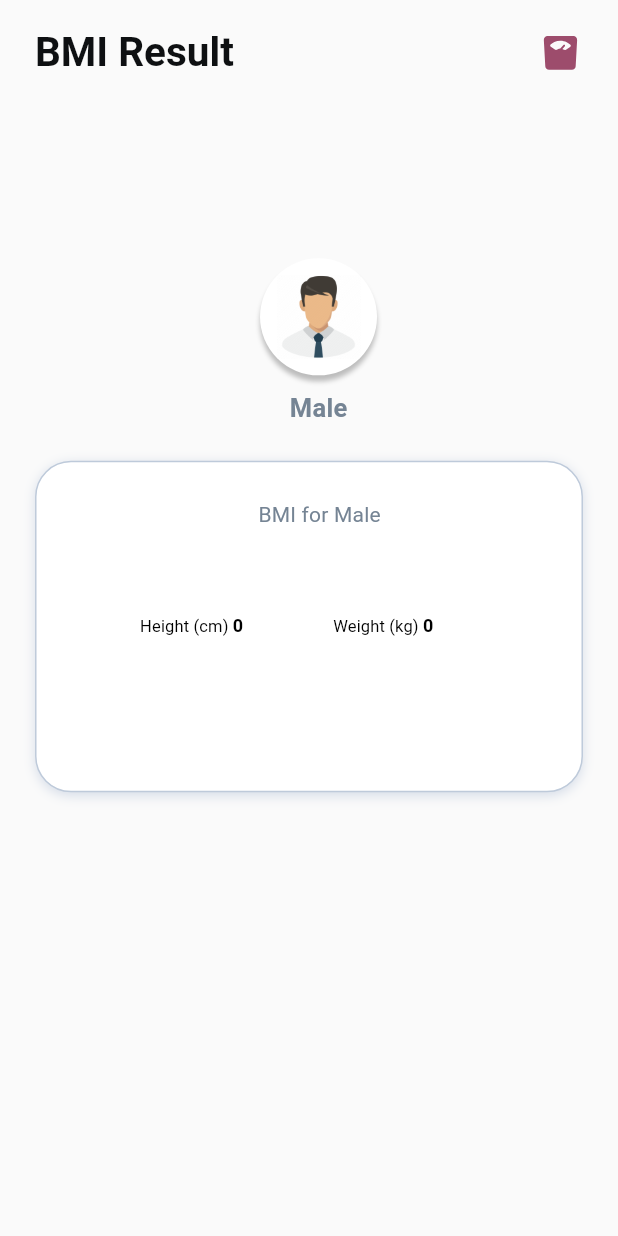
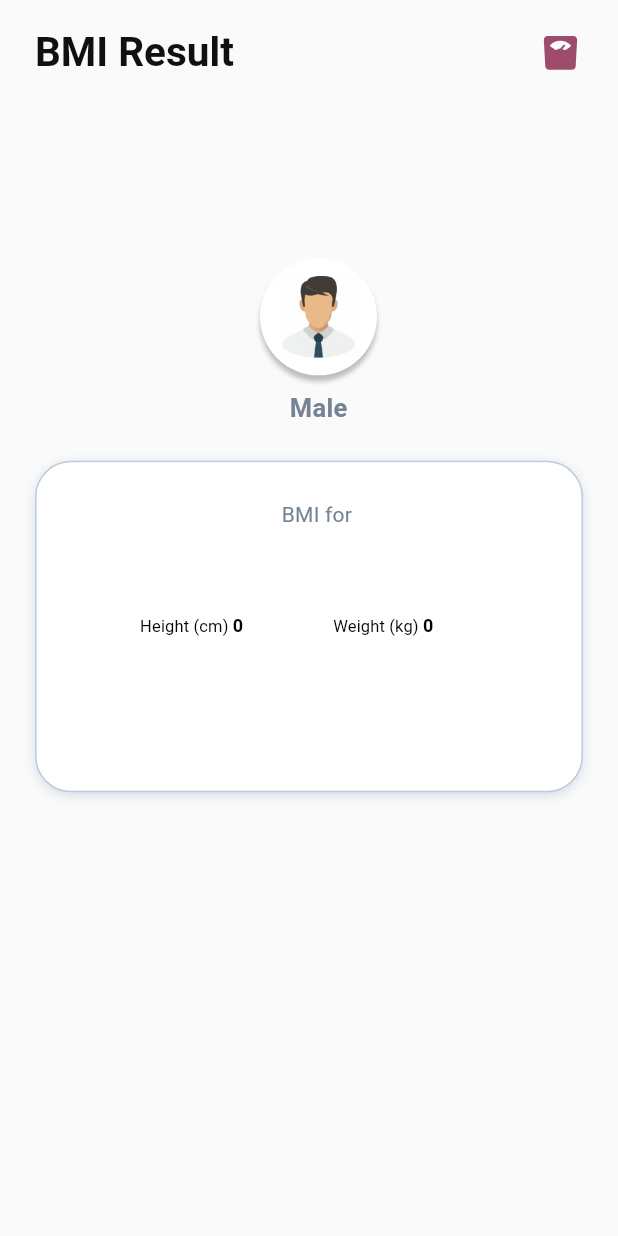
Before and after one commit to faiqhdr/meditopia, a Flutter app: the BmiResult screen opened directly with empty values, on a phone screen of 412 x 824 dp. Run offline on Flutter 3.47's test engine with Material 2 defaults, Android fonts, the light colour scheme and no system bars; our stand-ins replace cloud_firestore, firebase_auth, firebase_core, flutter_svg, google_fonts; accounts and stored records are empty.

Commit message:
result of  bmi fixed for gender

```diff
--- a/lib/pages/bmi/result.dart
+++ b/lib/pages/bmi/result.dart
@@ -12,6 +12,7 @@ class BmiResult extends StatelessWidget {
   final double height;
   final double weight;
   final String interpretation;
+
   const BmiResult({
     Key? key,
     required this.bmi,
@@ -35,12 +36,13 @@ class BmiResult extends StatelessWidget {
             child: Column(
               children: [
                 // Header Area.
-                Header(),
+                const Header(),
                 // Gender Area.
                 Gender(gender: gender),
                 // BMI Status Area.
                 BmiStatus(
                   category: category,
+                  gender: gender,
                   height: height,
                   weight: weight,
                   interpretation: interpretation,
@@ -97,7 +99,7 @@ class Gender extends StatelessWidget {
   @override
   Widget build(BuildContext context) {
     String iconPath =
-        gender == "female" ? AppStyle.femaleIcon : AppStyle.maleIcon;
+        gender == "Female" ? AppStyle.femaleIcon : AppStyle.maleIcon;
 
     return Container(
       margin: const EdgeInsets.only(left: 150, right: 135, top: 94, bottom: 24),
@@ -146,8 +148,8 @@ class Gender extends StatelessWidget {
                         ),
                       ),
                       Text(
-                        gender == "female" ? 'Female' : 'Male',
-                        style: TextStyle(
+                        gender == "Female" ? 'Female' : 'Male',
+                        style: const TextStyle(
                           fontSize: 17,
                           fontWeight: FontWeight.w700,
                           height: 1.35,
@@ -169,12 +171,14 @@ class Gender extends StatelessWidget {
 
 class BmiStatus extends StatelessWidget {
   final String category;
+  final String gender;
   final double height;
   final double weight;
   final String interpretation;
 
   const BmiStatus({
     required this.category,
+    required this.gender,
     required this.height,
     required this.weight,
     required this.interpretation,
@@ -204,9 +208,9 @@ class BmiStatus extends StatelessWidget {
         children: [
           Container(
             margin: const EdgeInsets.only(bottom: 8),
-            child: const Text(
-              'BMI for Male',
-              style: TextStyle(
+            child: Text(
+              'BMI for $gender',
+              style: const TextStyle(
                 fontSize: 14,
                 fontWeight: FontWeight.w400,
                 height: 1.35,
@@ -219,7 +223,7 @@ class BmiStatus extends StatelessWidget {
             margin: const EdgeInsets.only(bottom: 25),
             child: Text(
               category,
-              style: TextStyle(
+              style: const TextStyle(
                 fontSize: 17,
                 fontWeight: FontWeight.w700,
                 height: 1.35,
@@ -235,7 +239,7 @@ class BmiStatus extends StatelessWidget {
                 margin: const EdgeInsets.only(left: 20, right: 60),
                 child: RichText(
                   text: TextSpan(
-                    style: TextStyle(
+                    style: const TextStyle(
                       fontSize: 11,
                       fontWeight: FontWeight.w400,
                       height: 1.35,
@@ -243,12 +247,12 @@ class BmiStatus extends StatelessWidget {
                       color: Color(0xff000000),
                     ),
                     children: [
-                      TextSpan(
+                      const TextSpan(
                         text: 'Height (cm) ',
                       ),
                       TextSpan(
                         text: height.toStringAsFixed(0),
-                        style: TextStyle(
+                        style: const TextStyle(
                           fontSize: 12,
                           fontWeight: FontWeight.w700,
                           height: 1.35,
@@ -262,7 +266,7 @@ class BmiStatus extends StatelessWidget {
               ),
               RichText(
                 text: TextSpan(
-                  style: TextStyle(
+                  style: const TextStyle(
                     fontSize: 11,
                     fontWeight: FontWeight.w400,
                     height: 1.35,
@@ -270,12 +274,12 @@ class BmiStatus extends StatelessWidget {
                     color: Color(0xff000000),
                   ),
                   children: [
-                    TextSpan(
+                    const TextSpan(
                       text: 'Weight (kg) ',
                     ),
                     TextSpan(
                       text: weight.toStringAsFixed(0),
-                      style: TextStyle(
+                      style: const TextStyle(
                         fontSize: 12,
                         fontWeight: FontWeight.w700,
                         height: 1.35,
@@ -293,7 +297,7 @@ class BmiStatus extends StatelessWidget {
             constraints: const BoxConstraints(maxWidth: 263),
             child: Text(
               interpretation,
-              style: TextStyle(
+              style: const TextStyle(
                 fontSize: 15,
                 fontWeight: FontWeight.w400,
                 height: 1.32,
```
